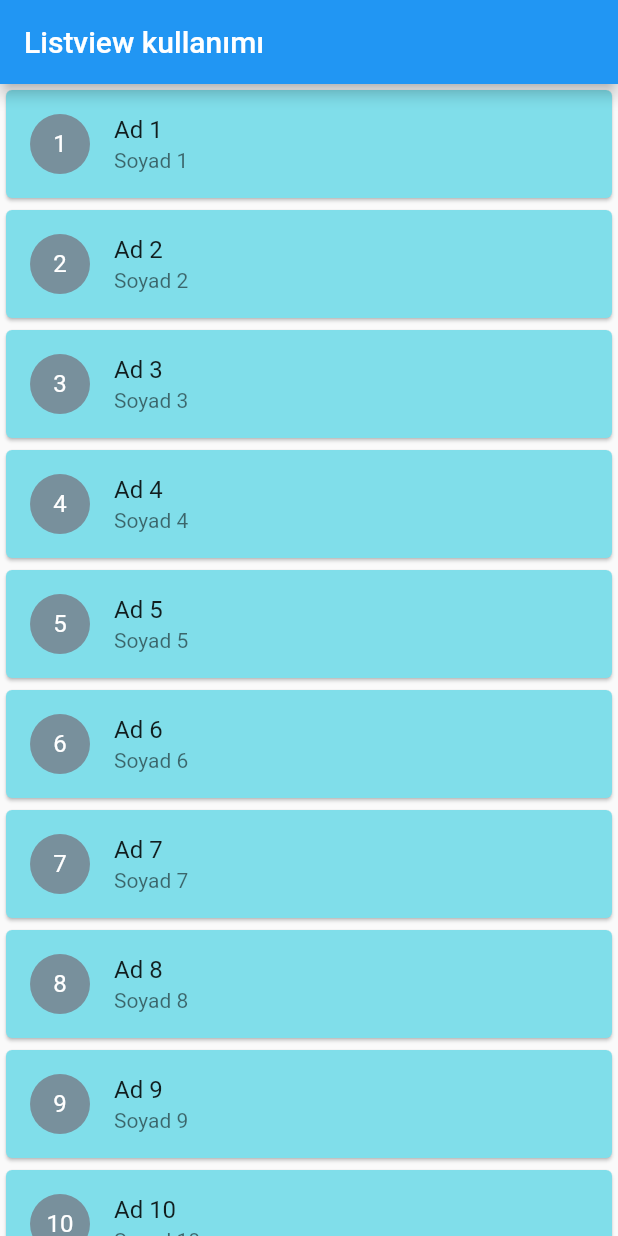
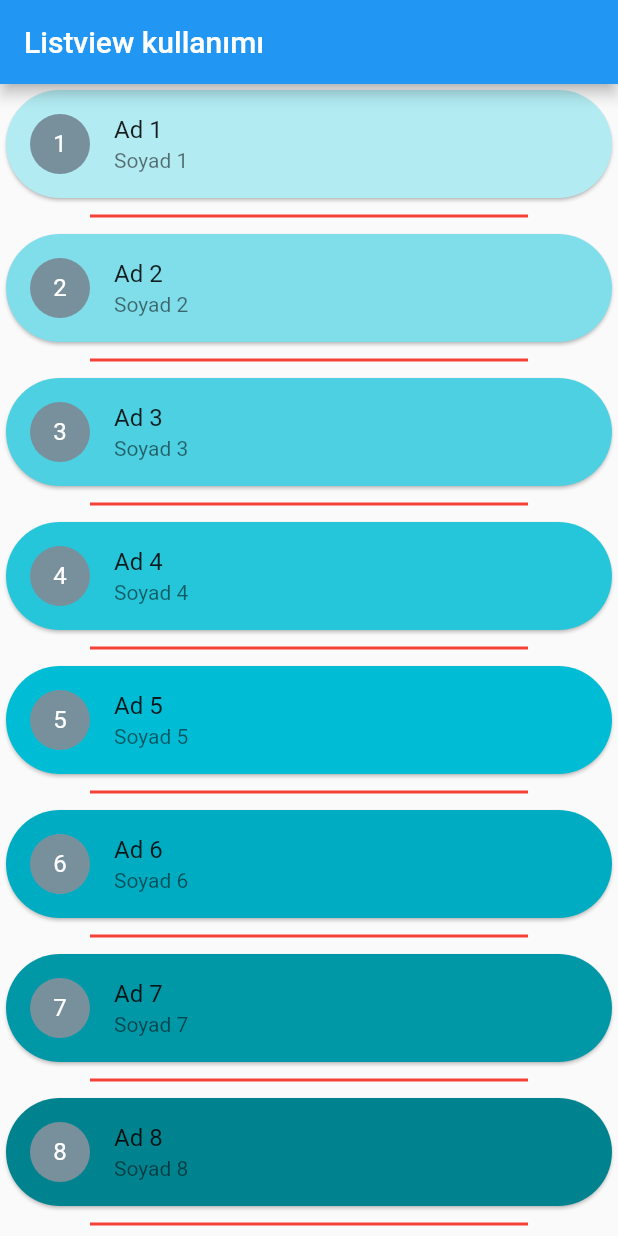
Before and after one commit to uluibrahim/Sifirdan-Flutter-Dersleri, a Flutter app: the screen it shows after launch, on a phone screen of 412 x 824 dp. Run offline on Flutter 3.47's test engine with Material 2 defaults, Android fonts, the phone set to English and light mode, and no system bars.

Commit message:
listView Builder ve separaed kullanımı

```diff
--- a/Bolum3/scroll/lib/list_view_kullanimi.dart
+++ b/Bolum3/scroll/lib/list_view_kullanimi.dart
@@ -1,3 +1,5 @@
+import 'dart:math';
+
 import 'package:flutter/material.dart';
 
 class ListViewKullanimi extends StatelessWidget {
@@ -9,7 +11,73 @@ class ListViewKullanimi extends StatelessWidget {
     return Scaffold(
       appBar: AppBar(title: Text("Listview kullanımı")),
       body: Container(
-        child: ListView(
+        child: buildListViewSeparated(),
+      ),
+    );
+  }
+
+  ListView buildListViewSeparated() {
+    return ListView.separated(
+      itemBuilder: (BuildContext context, int index) {
+        var ogrenci = tumOgrenciler[index];
+        return Card(
+          color: Colors.cyan[((index + 1) % 10 * 100)],
+          shape:
+              RoundedRectangleBorder(borderRadius: BorderRadius.circular(40)),
+          child: ListTile(
+            onTap: () => print("List tile tıklanıldı $index"),
+            title: Text(ogrenci.isim),
+            subtitle: Text(ogrenci.soyad),
+            leading: CircleAvatar(
+              backgroundColor: Colors.blueGrey.shade400,
+              child: Text(
+                ogrenci.ogrId.toString(),
+                style: TextStyle(color: Colors.white),
+              ),
+            ),
+          ),
+        );
+      },
+      itemCount: tumOgrenciler.length,
+      separatorBuilder: (context, index) {
+        return Divider(
+          color: Colors.red,
+          endIndent: 60,
+          indent: 60,
+          thickness: 2,
+        );
+      },
+    );
+  }
+
+  ListView buildListViewBuilder() {
+    return ListView.builder(
+      itemBuilder: (BuildContext context, int index) {
+        var ogrenci = tumOgrenciler[index];
+        return Card(
+          color: Colors.cyan[((index + 1) % 10 * 100)],
+          shape:
+              RoundedRectangleBorder(borderRadius: BorderRadius.circular(40)),
+          child: ListTile(
+            onTap: () => print("List tile tıklanıldı $index"),
+            title: Text(ogrenci.isim),
+            subtitle: Text(ogrenci.soyad),
+            leading: CircleAvatar(
+              backgroundColor: Colors.blueGrey.shade400,
+              child: Text(
+                ogrenci.ogrId.toString(),
+                style: TextStyle(color: Colors.white),
+              ),
+            ),
+          ),
+        );
+      },
+      itemCount: tumOgrenciler.length,
+    );
+  }
+
+  ListView buildListView() {
+    return ListView(
       children: tumOgrenciler
           .map(
             (Ogrenci e) => Card(
@@ -28,8 +96,6 @@ class ListViewKullanimi extends StatelessWidget {
             ),
           )
           .toList(),
-        ),
-      ),
     );
   }
 }
```
Lines whose indentation alone changed are shown as unchanged.
